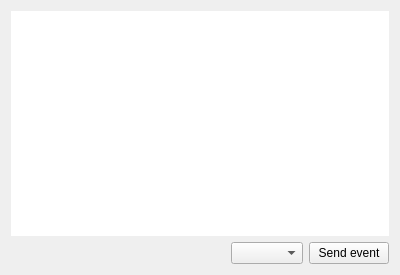
Qt form pyobs_gui/qt/widgetevents.ui (pyobs/pyobs-gui) before a commit.
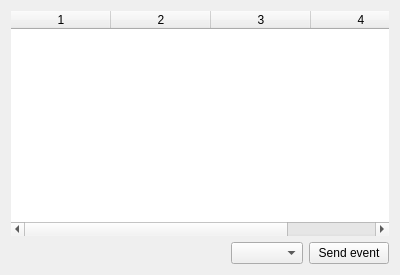
The same form after that commit.

Commit message: showing events

```diff
--- a/pyobs_gui/qt/widgetevents.ui
+++ b/pyobs_gui/qt/widgetevents.ui
@@ -37,18 +37,28 @@
      <property name="rowCount">
       <number>0</number>
      </property>
+     <property name="columnCount">
+      <number>4</number>
+     </property>
      <attribute name="horizontalHeaderMinimumSectionSize">
       <number>1</number>
      </attribute>
      <attribute name="horizontalHeaderShowSortIndicator" stdset="0">
       <bool>false</bool>
      </attribute>
-     <attribute name="verticalHeaderVisible">
+     <attribute name="horizontalHeaderStretchLastSection">
       <bool>true</bool>
      </attribute>
+     <attribute name="verticalHeaderVisible">
+      <bool>false</bool>
+     </attribute>
      <attribute name="verticalHeaderDefaultSectionSize">
       <number>30</number>
      </attribute>
+     <column/>
+     <column/>
+     <column/>
+     <column/>
     </widget>
    </item>
    <item>
```
The commit also changes 2 other files.
